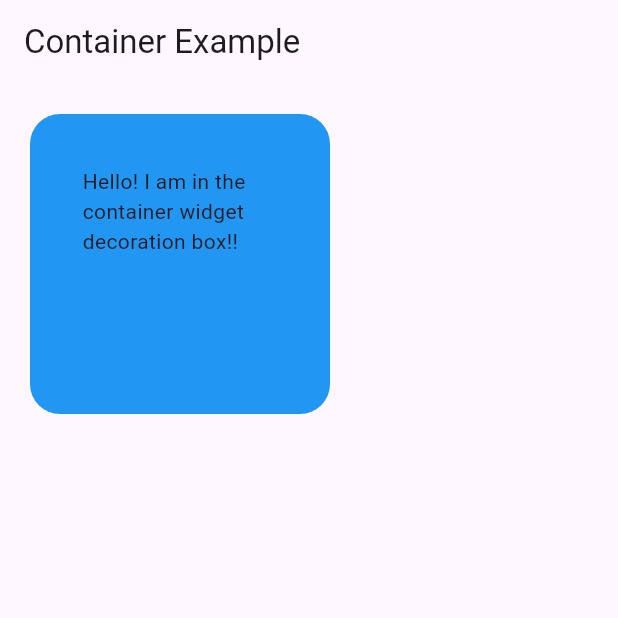
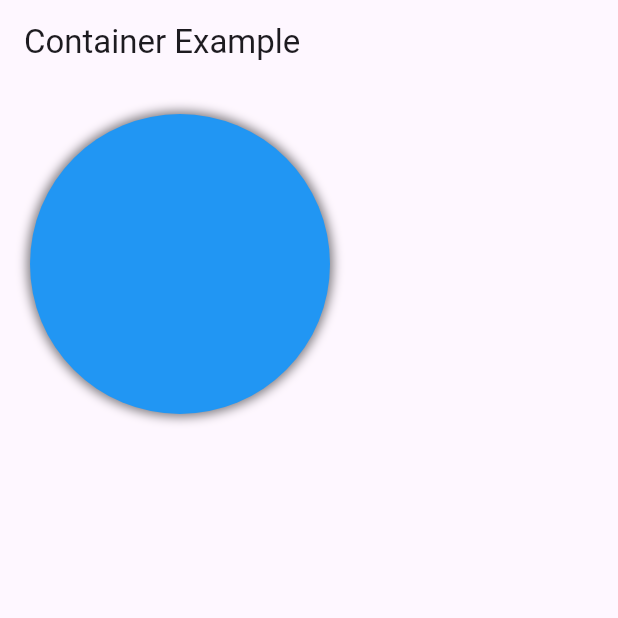
Before and after one commit to NoorMohammedAnik/flutter_container, a Flutter app: the screen it shows after launch, on a phone screen of 412 x 824 dp, the top half of it. Run offline on Flutter 3.47's test engine with Material 3 defaults, Android fonts, the phone set to English and light mode, and no system bars.

Commit message:
-added box shadow

```diff
--- a/lib/home_page.dart
+++ b/lib/home_page.dart
@@ -16,12 +16,21 @@ class HomePage extends StatelessWidget {
         margin: EdgeInsets.all(20),
         decoration: BoxDecoration(
           //shape: BoxShape.circle,
-          shape: BoxShape.rectangle,
+          shape: BoxShape.circle,
           color: Colors.blue, // we can not use color both container and BoxDecoration
-          borderRadius: BorderRadius.circular(20),//when we use BoxShape.circle, we can not use it
+          //borderRadius: BorderRadius.circular(20),//when we use BoxShape.circle, we can not use it
 
+          boxShadow: [
+            BoxShadow(
+              color: Colors.black.withOpacity(0.5), // Shadow color
+              blurRadius: 5, // Soften the shadow
+              spreadRadius: 2, // Extend the shadow
+
+            ),
+          ],
         ),
-        child: Text("Hello! I am in the container widget decoration box!!"),
+
+        // child: Text("Hello! I am in the container widget decoration box!!"),
 
       ),
     );
```
